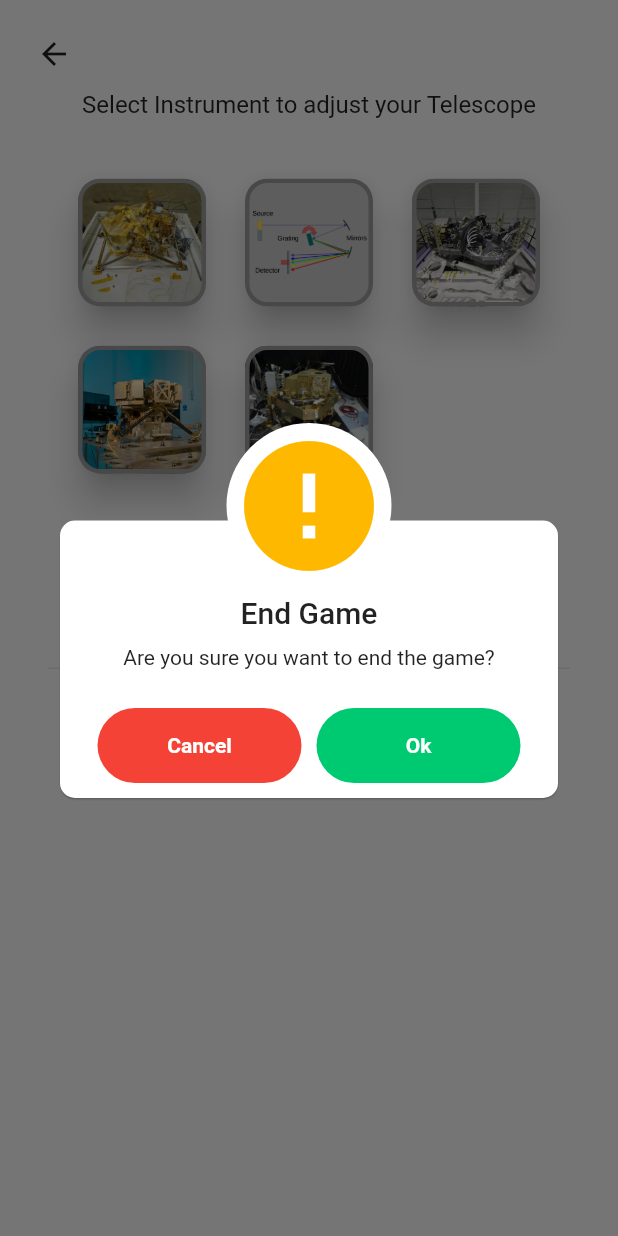
After one commit to Zeyad-Amr/Eye-Of-The-Universe-Game, a Flutter app: the FocusWidget screen opened directly, after a tap on the "arrow back" icon, on a phone screen of 412 x 824 dp. The commit adds this screen. Run offline on Flutter 3.47's test engine with Material 2 defaults, Android fonts, the phone set to English and light mode, and no system bars; our stand-ins replace awesome_dialog, flutter_countdown_timer, photo_view; missing offline and left inert: flutter_jigsaw_puzzle.

Commit message:
focus impl

```diff
--- a/client/lib/cards/filpped_cards.dart
+++ b/client/lib/games/cards/filpped_cards.dart
@@ -1,5 +1,5 @@
 import 'package:awesome_dialog/awesome_dialog.dart';
-import 'package:client/cards/cards_game.dart';
+import 'package:client/games/cards/cards_game.dart';
 import 'package:flutter/material.dart';
 
 class FlippedCards extends StatefulWidget {
--- a/client/lib/discovery/discoveryData.dart
+++ b/client/lib/games/discovery/discoveryData.dart
@@ -32,7 +32,8 @@ class Data {
       "image": "Stephan's Quintet",
       "jwst": "assets/discovery/jwst_stephan.jpg",
       "hubble": "assets/discovery/hubble_stephan.jpg",
-      "description": "description",
+      "description":
+          "Stephan’s Quintet, a visual grouping of five galaxies, is best known for being prominently featured in the holiday classic film, “It’s a Wonderful Life.” Today, NASA’s James Webb Space Telescope reveals Stephan’s Quintet in a new light. This enormous mosaic is Webb’s largest image to date, covering about one-fifth of the Moon’s diameter. It contains over 150 million pixels and is constructed from almost 1,000 separate image files. The information from Webb provides new insights into how galactic interactions may have driven galaxy evolution in the early universe.",
     },
   ];
 }
--- /dev/null
+++ b/client/lib/games/focus/focus.dart
@@ -0,0 +1,175 @@
+import 'package:awesome_dialog/awesome_dialog.dart';
+import 'package:flutter/material.dart';
+import 'package:photo_view/photo_view.dart';
+
+class FocusWidget extends StatefulWidget {
+  const FocusWidget({
+    super.key,
+  });
+
+  @override
+  State<FocusWidget> createState() => _FocusWidgetState();
+}
+
+class _FocusWidgetState extends State<FocusWidget> {
+  String focusSelected = "";
+  String filterSelected = "";
+  Map<String, dynamic> itemSelected = {};
+  List<Map<String, dynamic>> process = [
+    {
+      "inst": "NIRcam",
+      "filter": ["F200W", "F210M", "F212N", "F444W"],
+      'path': "assets/inst/nircam.jpg",
+    },
+    {
+      "inst": "NIRISS",
+      "filter": ["F200W", "F380M", "F444W"],
+      'path': "assets/inst/Spectrometer.png",
+    },
+    {
+      "inst": "NIRSPEC",
+      "filter": ["F110W"],
+      'path': "assets/inst/nirspec.jpg",
+    },
+    {
+      "inst": "MIRI",
+      "filter": ["F1000W"],
+      'path': "assets/inst/miri.jpg",
+    },
+    {
+      "inst": "FGS",
+      "filter": ["FGS"],
+      'path': "assets/inst/fgs.jpg",
+    },
+  ];
+  @override
+  Widget build(BuildContext context) {
+    return Scaffold(
+      backgroundColor: Colors.white,
+      body: SafeArea(
+        child: Padding(
+          padding: const EdgeInsets.all(24),
+          child: Column(
+            mainAxisAlignment: MainAxisAlignment.start,
+            children: [
+              InkWell(
+                onTap: () {
+                  AwesomeDialog(
+                    context: context,
+                    animType: AnimType.topSlide,
+                    headerAnimationLoop: false,
+                    dialogType: DialogType.warning,
+                    showCloseIcon: true,
+                    title: 'End Game',
+                    desc: 'Are you sure you want to end the game?',
+                    btnOkOnPress: () {
+                      Navigator.of(context).pop();
+                      // Navigator.of(context).pop();
+                    },
+                    btnCancelOnPress: () {
+                      // Navigator.of(context).pop();
+                    },
+                    // btnOkIcon: Icons.celebration_rounded,
+                    onDismissCallback: (type) {
+                      debugPrint('Dialog Dissmiss from callback $type');
+                    },
+                  ).show();
+                },
+                child: Container(
+                  alignment: Alignment.topLeft,
+                  child: const Icon(Icons.arrow_back),
+                ),
+              ),
+              const Padding(
+                padding: EdgeInsets.all(12.0),
+                child: Text(
+                  "Select Instrument to adjust your Telescope",
+                  textAlign: TextAlign.center,
+                  style: TextStyle(fontSize: 16),
+                ),
+              ),
+              Expanded(
+                child: GridView.builder(
+                  itemCount: process.length,
+                  gridDelegate: const SliverGridDelegateWithFixedCrossAxisCount(
+                      crossAxisCount: 3,
+                      crossAxisSpacing: 2.0,
+                      mainAxisSpacing: 2.0,
+                      childAspectRatio: 2 / 2),
+                  padding: const EdgeInsets.all(16.0),
+                  itemBuilder: (context, i) => Padding(
+                    padding: const EdgeInsets.all(8.0),
+                    child: InkWell(
+                      onTap: () {
+                        setState(() {
+                          focusSelected = process[i]['inst'];
+                          itemSelected = process[i];
+                        });
+                      },
+                      child: Card(
+                        elevation: 10,
+                        shape: RoundedRectangleBorder(
+                            side: focusSelected != process[i]['inst']
+                                ? const BorderSide(width: 3, color: Colors.grey)
+                                : const BorderSide(
+                                    width: 5, color: Colors.blue),
+                            borderRadius: BorderRadius.circular(15)),
+                        clipBehavior: Clip.antiAliasWithSaveLayer,
+                        child: Image.asset(
+                          process[i]['path'],
+                          fit: BoxFit.cover,
+                          // width: MediaQuery.of(context).size.width * 0.3,
+                          // height: MediaQuery.of(context).size.width * 0.15,
+                        ),
+                      ),
+                    ),
+                  ),
+                ),
+              ),
+              const Padding(
+                padding: EdgeInsets.all(8.0),
+                child: Divider(),
+              ),
+              Expanded(
+                child: GridView.builder(
+                  itemCount: itemSelected['filter']?.length ?? 0,
+                  gridDelegate: const SliverGridDelegateWithFixedCrossAxisCount(
+                      crossAxisCount: 3,
+                      crossAxisSpacing: 2.0,
+                      mainAxisSpacing: 2.0,
+                      childAspectRatio: 2 / 2),
+                  padding: const EdgeInsets.all(16.0),
+                  itemBuilder: (context, i) => Padding(
+                    padding: const EdgeInsets.all(8.0),
+                    child: InkWell(
+                      onTap: () {
+                        setState(() {
+                          filterSelected = itemSelected['filter'][i];
+                        });
+                      },
+                      child: Card(
+                          elevation: 10,
+                          shape: RoundedRectangleBorder(
+                              side: filterSelected != itemSelected['filter'][i]
+                                  ? const BorderSide(
+                                      width: 3, color: Colors.grey)
+                                  : const BorderSide(
+                                      width: 5, color: Colors.blue),
+                              borderRadius: BorderRadius.circular(15)),
+                          clipBehavior: Clip.antiAliasWithSaveLayer,
+                          child: Container(
+                            color: Colors.grey,
+                            child:
+                                Center(child: Text(itemSelected['filter'][i])),
+                          )),
+                    ),
+                  ),
+                ),
+              ),
+            ],
+          ),
+        ),
+      ),
+    );
+  }
+}
--- a/client/lib/puzzle.dart
+++ b/client/lib/games/puzzle/puzzle.dart
@@ -161,7 +161,7 @@ class _PuzzleWidgetState extends State<PuzzleWidget> {
                                 title: widget.title,
                                 desc: widget.description,
                                 btnOkOnPress: () {
-                                  Navigator.of(context).pop();
+                                  // Navigator.of(context).pop();
                                   // Navigator.of(context).pop();
                                 },
 
--- a/client/lib/home.dart
+++ b/client/lib/home.dart
@@ -1,7 +1,8 @@
-import 'package:client/cards/filpped_cards.dart';
-import 'package:client/discovery/discoveryData.dart';
-import 'package:client/discovery/disovery.dart';
-import 'package:client/puzzle.dart';
+import 'package:client/games/cards/filpped_cards.dart';
+import 'package:client/games/discovery/discoveryData.dart';
+import 'package:client/games/discovery/disovery.dart';
+import 'package:client/games/focus/focus.dart';
+import 'package:client/games/puzzle/puzzle.dart';
 import 'package:flutter/material.dart';
 
 class Home extends StatefulWidget {
@@ -62,6 +63,16 @@ class _HomeState extends State<Home> {
                 "Start flipped cards",
               ),
             ),
+            ElevatedButton(
+              onPressed: () {
+                Navigator.of(context).push(
+                  MaterialPageRoute(builder: (context) => const FocusWidget()),
+                );
+              },
+              child: const Text(
+                "Start focus",
+              ),
+            ),
           ],
         ),
       ),
```
Also changed, not shown: client/lib/games/cards/cards_game.dart (renamed from client/lib/cards/cards_game.dart), client/lib/games/discovery/disovery.dart (renamed from client/lib/discovery/disovery.dart).
